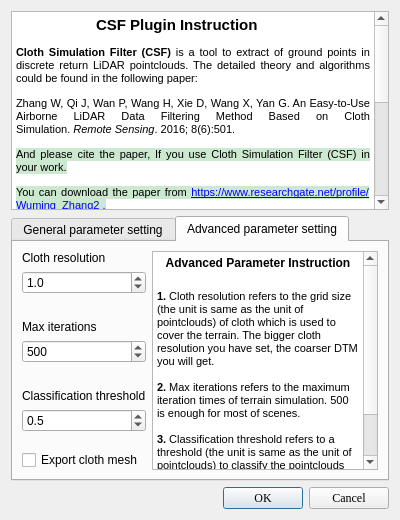
CloudCompare/CloudCompare, file plugins/core/Standard/qCSF/ui/CSFDlg.ui: the form before one commit.
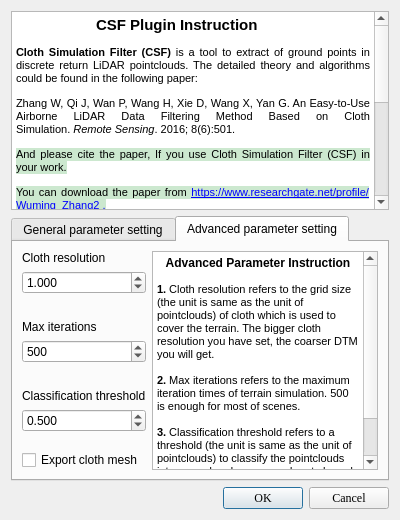
The form after the commit. The open tabs and pages were chosen to show the change. Icons and pictures are not drawn.

Commit message: CSF: 'Cloth resolution' and 'Classification threshold' input precision has been increased from 0.1 to 0.001

```diff
--- a/plugins/core/Standard/qCSF/ui/CSFDlg.ui
+++ b/plugins/core/Standard/qCSF/ui/CSFDlg.ui
@@ -220,7 +220,7 @@
          <item>
           <widget class="QDoubleSpinBox" name="cloth_resolutionSpinBox">
            <property name="decimals">
-            <number>1</number>
+            <number>3</number>
            </property>
            <property name="minimum">
             <double>0.000000000000000</double>
@@ -304,7 +304,7 @@
          <item>
           <widget class="QDoubleSpinBox" name="class_thresholdSpinBox">
            <property name="decimals">
-            <number>1</number>
+            <number>3</number>
            </property>
            <property name="minimum">
             <double>0.000000000000000</double>
@@ -355,13 +355,13 @@
           <string>&lt;!DOCTYPE HTML PUBLIC &quot;-//W3C//DTD HTML 4.0//EN&quot; &quot;http://www.w3.org/TR/REC-html40/strict.dtd&quot;&gt;
 &lt;html&gt;&lt;head&gt;&lt;meta name=&quot;qrichtext&quot; content=&quot;1&quot; /&gt;&lt;style type=&quot;text/css&quot;&gt;
 p, li { white-space: pre-wrap; }
-&lt;/style&gt;&lt;/head&gt;&lt;body style=&quot; font-family:'.SF NS Text'; font-size:13pt; font-weight:400; font-style:normal;&quot;&gt;
-&lt;p align=&quot;center&quot; style=&quot; margin-top:0px; margin-bottom:0px; margin-left:0px; margin-right:0px; -qt-block-indent:0; text-indent:0px;&quot;&gt;&lt;span style=&quot; font-family:'MS Shell Dlg 2'; font-size:9pt; font-weight:600;&quot;&gt;Advanced Parameter Instruction&lt;/span&gt;&lt;/p&gt;
-&lt;p style=&quot; margin-top:0px; margin-bottom:0px; margin-left:0px; margin-right:0px; -qt-block-indent:0; text-indent:0px;&quot;&gt;&lt;span style=&quot; font-family:'MS Shell Dlg 2'; font-size:8pt;&quot;&gt;&lt;br /&gt;&lt;/span&gt;&lt;span style=&quot; font-family:'MS Shell Dlg 2'; font-size:8pt; font-weight:600;&quot;&gt;1.&lt;/span&gt;&lt;span style=&quot; font-family:'MS Shell Dlg 2'; font-size:8pt;&quot;&gt; Cloth resolution refers to the grid size (the unit is same as the unit of pointclouds) of cloth which is used to cover the terrain. The bigger cloth resolution you have set, the coarser DTM  you will get.&lt;/span&gt;&lt;/p&gt;
-&lt;p style=&quot;-qt-paragraph-type:empty; margin-top:0px; margin-bottom:0px; margin-left:0px; margin-right:0px; -qt-block-indent:0; text-indent:0px; font-family:'MS Shell Dlg 2'; font-size:8pt;&quot;&gt;&lt;br /&gt;&lt;/p&gt;
-&lt;p style=&quot; margin-top:0px; margin-bottom:0px; margin-left:0px; margin-right:0px; -qt-block-indent:0; text-indent:0px;&quot;&gt;&lt;span style=&quot; font-family:'MS Shell Dlg 2'; font-size:8pt; font-weight:600;&quot;&gt;2.&lt;/span&gt;&lt;span style=&quot; font-family:'MS Shell Dlg 2'; font-size:8pt;&quot;&gt; Max iterations refers to the maximum iteration times of terrain simulation. 500 is enough for most of scenes.&lt;/span&gt;&lt;/p&gt;
-&lt;p style=&quot;-qt-paragraph-type:empty; margin-top:0px; margin-bottom:0px; margin-left:0px; margin-right:0px; -qt-block-indent:0; text-indent:0px; font-family:'MS Shell Dlg 2'; font-size:8pt;&quot;&gt;&lt;br /&gt;&lt;/p&gt;
-&lt;p style=&quot; margin-top:0px; margin-bottom:0px; margin-left:0px; margin-right:0px; -qt-block-indent:0; text-indent:0px;&quot;&gt;&lt;span style=&quot; font-family:'MS Shell Dlg 2'; font-size:8pt; font-weight:600;&quot;&gt;3.&lt;/span&gt;&lt;span style=&quot; font-family:'MS Shell Dlg 2'; font-size:8pt;&quot;&gt; Classification threshold refers to a threshold (the unit is same as the unit of pointclouds) to classify the pointclouds into ground and non-ground parts based on the distances between points and the simulated terrain. 0.5 is adapted to most of scenes.&lt;/span&gt;&lt;/p&gt;&lt;/body&gt;&lt;/html&gt;</string>
+&lt;/style&gt;&lt;/head&gt;&lt;body style=&quot; font-family:'MS Shell Dlg 2'; font-size:8.25pt; font-weight:400; font-style:normal;&quot;&gt;
+&lt;p align=&quot;center&quot; style=&quot; margin-top:0px; margin-bottom:0px; margin-left:0px; margin-right:0px; -qt-block-indent:0; text-indent:0px;&quot;&gt;&lt;span style=&quot; font-size:9pt; font-weight:600;&quot;&gt;Advanced Parameter Instruction&lt;/span&gt;&lt;/p&gt;
+&lt;p style=&quot; margin-top:0px; margin-bottom:0px; margin-left:0px; margin-right:0px; -qt-block-indent:0; text-indent:0px;&quot;&gt;&lt;span style=&quot; font-size:8pt;&quot;&gt;&lt;br /&gt;&lt;/span&gt;&lt;span style=&quot; font-size:8pt; font-weight:600;&quot;&gt;1.&lt;/span&gt;&lt;span style=&quot; font-size:8pt;&quot;&gt; Cloth resolution refers to the grid size (the unit is same as the unit of pointclouds) of cloth which is used to cover the terrain. The bigger cloth resolution you have set, the coarser DTM  you will get.&lt;/span&gt;&lt;/p&gt;
+&lt;p style=&quot;-qt-paragraph-type:empty; margin-top:0px; margin-bottom:0px; margin-left:0px; margin-right:0px; -qt-block-indent:0; text-indent:0px; font-size:8pt;&quot;&gt;&lt;br /&gt;&lt;/p&gt;
+&lt;p style=&quot; margin-top:0px; margin-bottom:0px; margin-left:0px; margin-right:0px; -qt-block-indent:0; text-indent:0px;&quot;&gt;&lt;span style=&quot; font-size:8pt; font-weight:600;&quot;&gt;2.&lt;/span&gt;&lt;span style=&quot; font-size:8pt;&quot;&gt; Max iterations refers to the maximum iteration times of terrain simulation. 500 is enough for most of scenes.&lt;/span&gt;&lt;/p&gt;
+&lt;p style=&quot;-qt-paragraph-type:empty; margin-top:0px; margin-bottom:0px; margin-left:0px; margin-right:0px; -qt-block-indent:0; text-indent:0px; font-size:8pt;&quot;&gt;&lt;br /&gt;&lt;/p&gt;
+&lt;p style=&quot; margin-top:0px; margin-bottom:0px; margin-left:0px; margin-right:0px; -qt-block-indent:0; text-indent:0px;&quot;&gt;&lt;span style=&quot; font-size:8pt; font-weight:600;&quot;&gt;3.&lt;/span&gt;&lt;span style=&quot; font-size:8pt;&quot;&gt; Classification threshold refers to a threshold (the unit is same as the unit of pointclouds) to classify the pointclouds into ground and non-ground parts based on the distances between points and the simulated terrain. 0.5 is adapted to most of scenes.&lt;/span&gt;&lt;/p&gt;&lt;/body&gt;&lt;/html&gt;</string>
          </property>
         </widget>
        </item>
```
Left out of the diff: 16 changed lines with no effect on the pictures. The commit also changes 2 other files.
